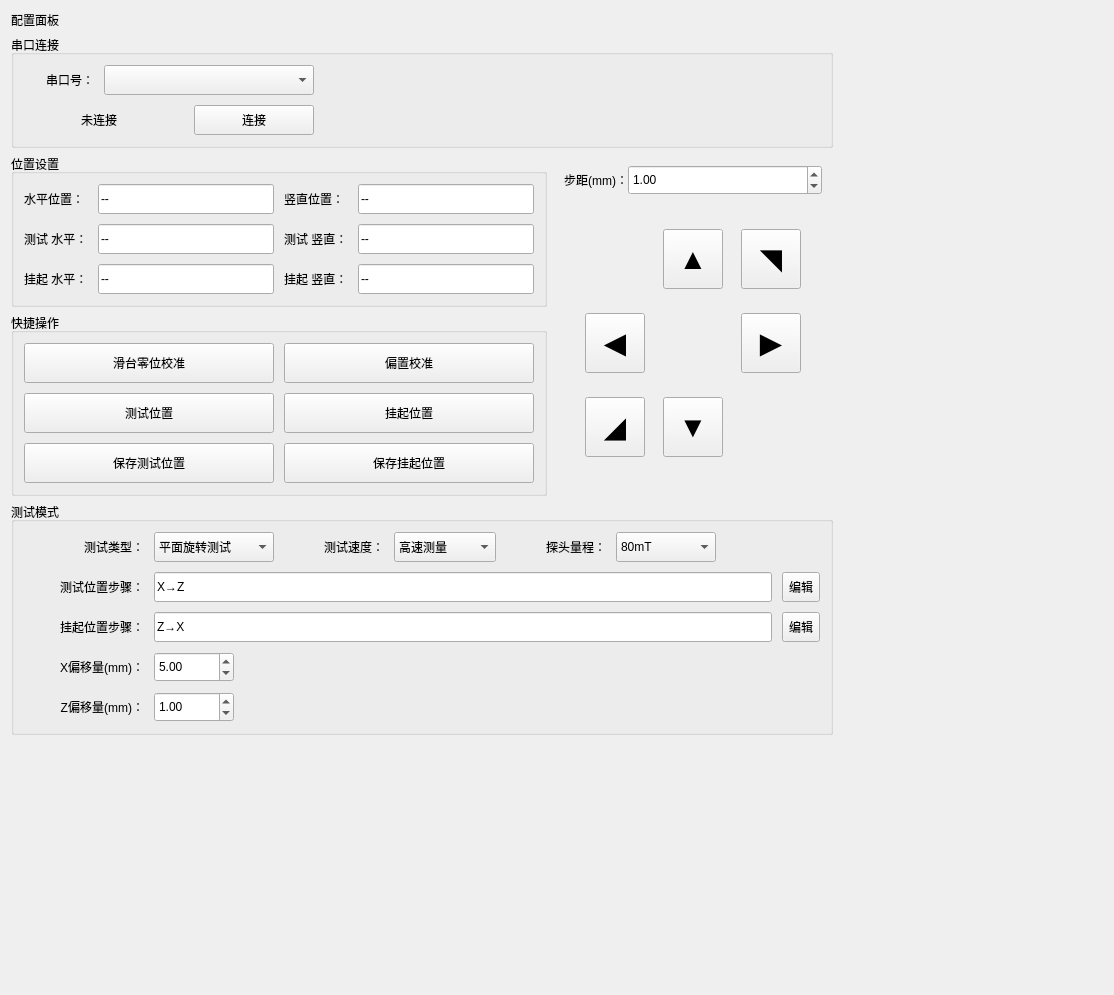
First picture: the form in src/ui/config_panel.ui, repository IceSugarZxy/MARS-pro, before the edit.
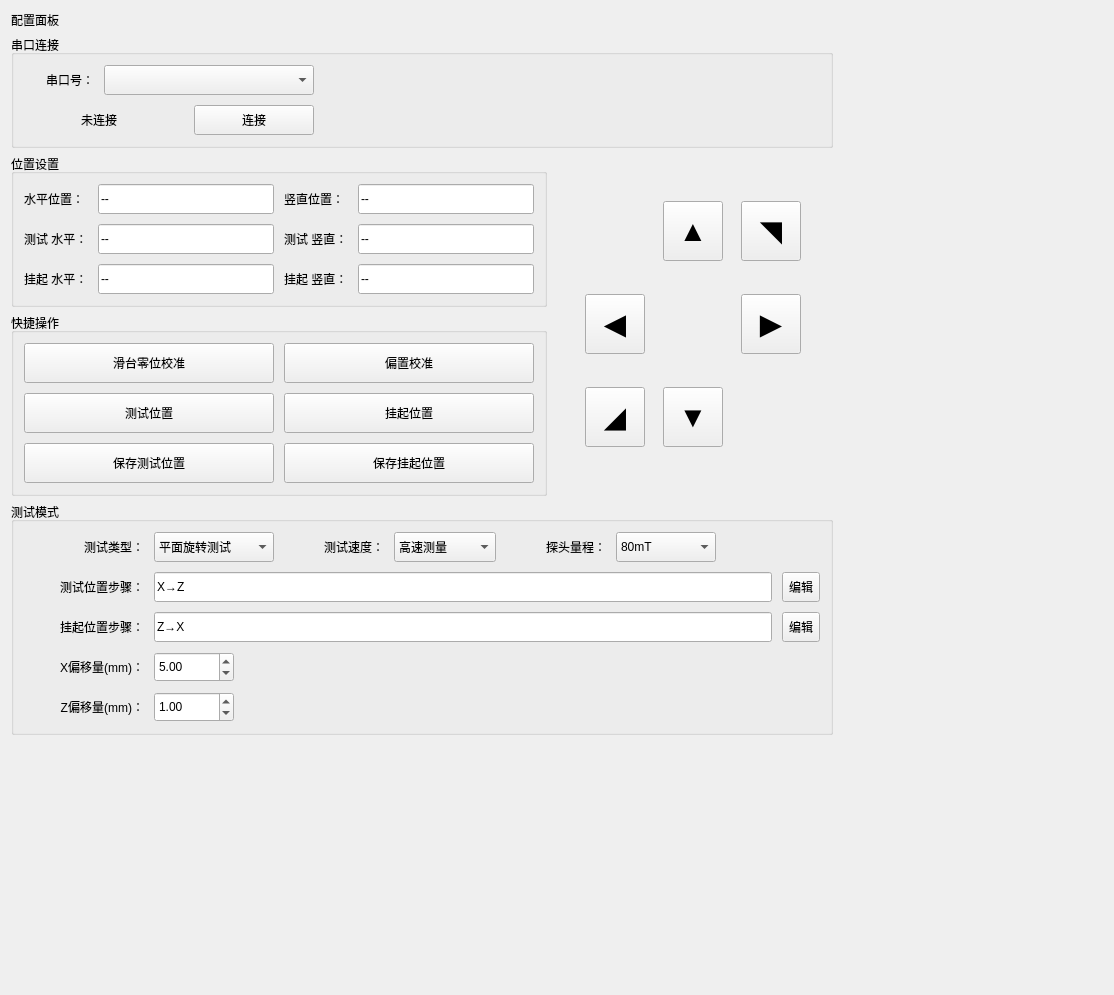
Second picture: the form after the edit.

Patch:
```diff
--- a/src/ui/config_panel.ui
+++ b/src/ui/config_panel.ui
@@ -444,74 +444,6 @@
        <number>7</number>
       </property>
       <item row="0" column="0" colspan="2">
-       <widget class="QWidget" name="widget" native="true">
-        <property name="sizePolicy">
-         <sizepolicy hsizetype="Preferred" vsizetype="Fixed">
-          <horstretch>0</horstretch>
-          <verstretch>0</verstretch>
-         </sizepolicy>
-        </property>
-        <layout class="QHBoxLayout" name="horizontalLayout">
-         <property name="spacing">
-          <number>0</number>
-         </property>
-         <property name="leftMargin">
-          <number>0</number>
-         </property>
-         <property name="topMargin">
-          <number>0</number>
-         </property>
-         <property name="rightMargin">
-          <number>0</number>
-         </property>
-         <property name="bottomMargin">
-          <number>0</number>
-         </property>
-         <item>
-          <widget class="QLabel" name="stage_label_step">
-           <property name="sizePolicy">
-            <sizepolicy hsizetype="Fixed" vsizetype="Preferred">
-             <horstretch>0</horstretch>
-             <verstretch>0</verstretch>
-            </sizepolicy>
-           </property>
-           <property name="text">
-            <string>步距(mm)：</string>
-           </property>
-           <property name="alignment">
-            <set>Qt::AlignRight|Qt::AlignTrailing|Qt::AlignVCenter</set>
-           </property>
-          </widget>
-         </item>
-         <item>
-          <widget class="QDoubleSpinBox" name="stage_spin_step">
-           <property name="minimumSize">
-            <size>
-             <width>70</width>
-             <height>30</height>
-            </size>
-           </property>
-           <property name="decimals">
-            <number>2</number>
-           </property>
-           <property name="minimum">
-            <double>0.010000000000000</double>
-           </property>
-           <property name="maximum">
-            <double>50.000000000000000</double>
-           </property>
-           <property name="singleStep">
-            <double>0.100000000000000</double>
-           </property>
-           <property name="value">
-            <double>1.000000000000000</double>
-           </property>
-          </widget>
-         </item>
-        </layout>
-       </widget>
-      </item>
-      <item row="1" column="0" colspan="2">
        <widget class="QWidget" name="widget_picture" native="true">
         <layout class="QGridLayout" name="gridLayout_3">
          <item row="0" column="1">
```
